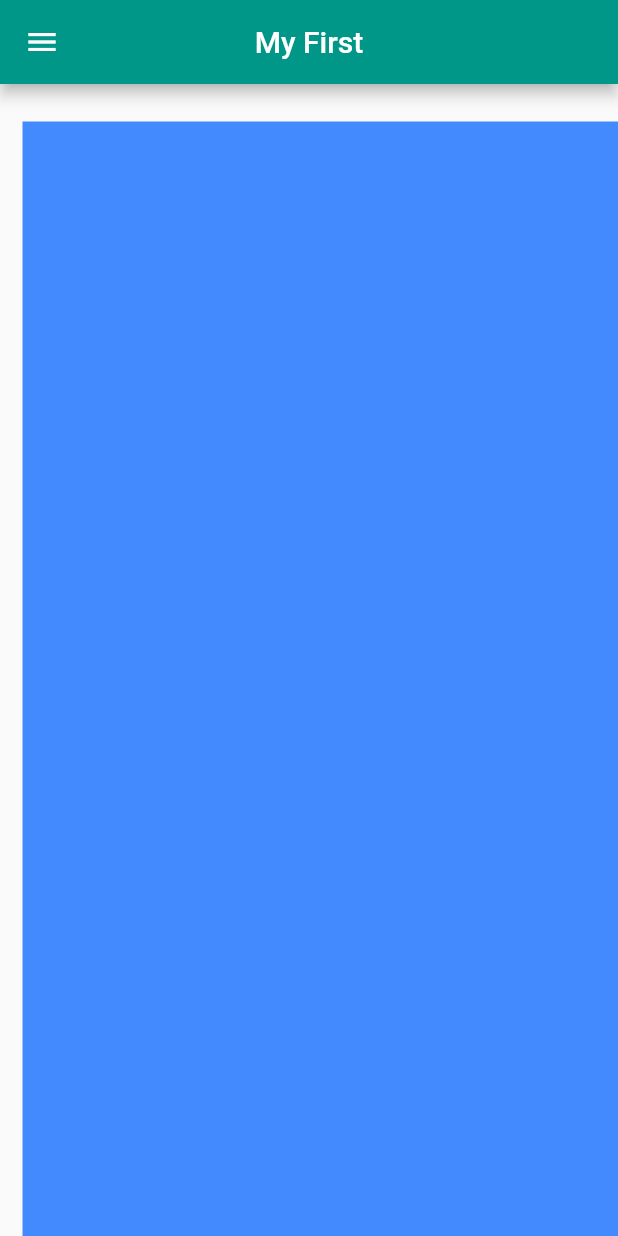
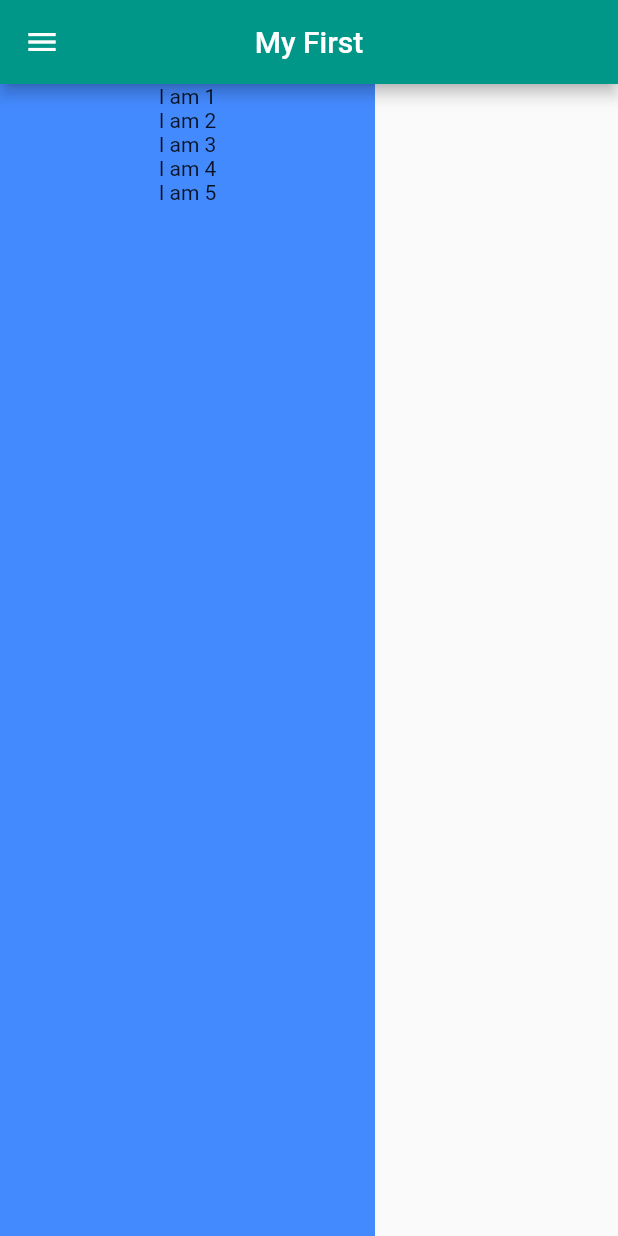
Before and after one commit to Mohammedazzam/my_first_flutter_app, a Flutter app: the screen it shows after launch, on a phone screen of 412 x 824 dp. Run offline on Flutter 3.47's test engine with Material 2 defaults, Android fonts, the phone set to English and light mode, and no system bars.

Commit message:
2.8(عمل child داخل الكونتينر وعمل width )

```diff
--- a/lib/main.dart
+++ b/lib/main.dart
@@ -32,9 +32,17 @@ class _MyHomePageState extends State<MyHomePage> {
         title: Text("My First"),
       ),
       body: Container(
-//        margin: EdgeInsets.all(50.0),
-        margin: EdgeInsets.only(top:25,left:15),
+        width: 250,
         color: Colors.blueAccent,
+        child: Column(
+          children: <Widget>[
+            Text("I am 1"),
+            Text("I am 2"),
+            Text("I am 3"),
+            Text("I am 4"),
+            Text("I am 5"),
+          ],
+        ),
       ),
       drawer: Drawer(),
     );
```
